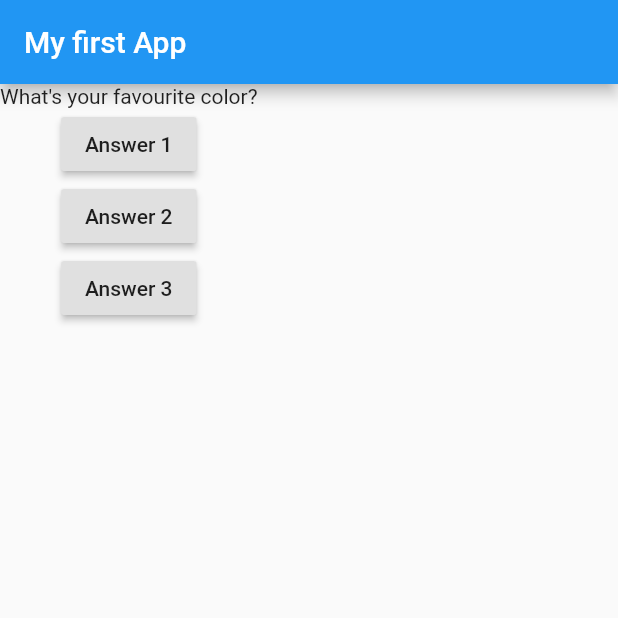
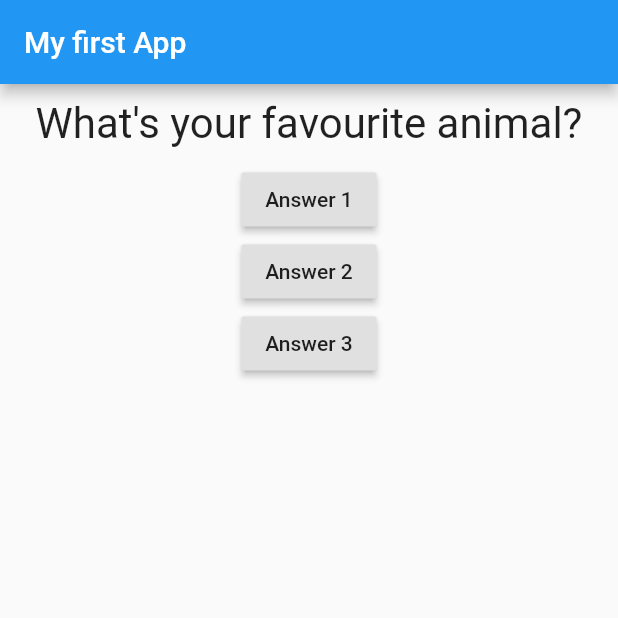
Before and after one commit to donalddoe/donald_flutter_learning, a Flutter app: the screen it shows after launch, after a tap on "Answer 1", on a phone screen of 412 x 824 dp, the top half of it. Run offline on Flutter 3.47's test engine with Material 2 defaults, Android fonts, the phone set to English and light mode, and no system bars.

Commit message:
added styling

```diff
--- a/lib/main.dart
+++ b/lib/main.dart
@@ -1,30 +1,39 @@
 import 'package:flutter/material.dart';
-
+import './question.dart';
 void main() {
   runApp(MyApp());
 }
 
-class MyApp extends StatelessWidget {
-  var questionIndex = 0;
+class MyApp extends StatefulWidget {
+  @override
+  _MyAppState createState() => _MyAppState();
+}
+
+class _MyAppState extends State<MyApp> {
+  var _questionIndex = 0;
+
   void answerQuestion() {
-    questionIndex = questionIndex + 1;
-    print(questionIndex);
+    setState(() {
+       _questionIndex = _questionIndex + 1;
+    });
+
+    print(_questionIndex);
   }
 
   @override
   Widget build(BuildContext context) {
-     var questions = [
-    'What\'s your favourite color?',
-    'What\'s your favourite animal?',
-  ];
+    var questions = [
+      'What\'s your favourite color?',
+      'What\'s your favourite animal?',
+    ];
     return MaterialApp(
       home: Scaffold(
         appBar: AppBar(
           title: Text('My first App'),
         ),
         body: Column(children: [
-          Text(
-            questions[questionIndex],
+          Question(
+            questions[_questionIndex],
           ),
           RaisedButton(
             child: Text('Answer 1'),
--- /dev/null
+++ b/lib/question.dart
@@ -0,0 +1,22 @@
+import 'package:flutter/material.dart';
+
+class Question extends StatelessWidget {
+ final String questionText;
+
+  Question(this.questionText);
+
+  @override
+  Widget build(BuildContext context) {
+    return Container(
+      width: double.infinity,
+      margin: EdgeInsets.all(10.0),
+      child: Text(
+        questionText,
+        style: TextStyle(
+          fontSize: 28,
+        ),
+        textAlign: TextAlign.center,
+      ),
+    );
+  }
+}
```
